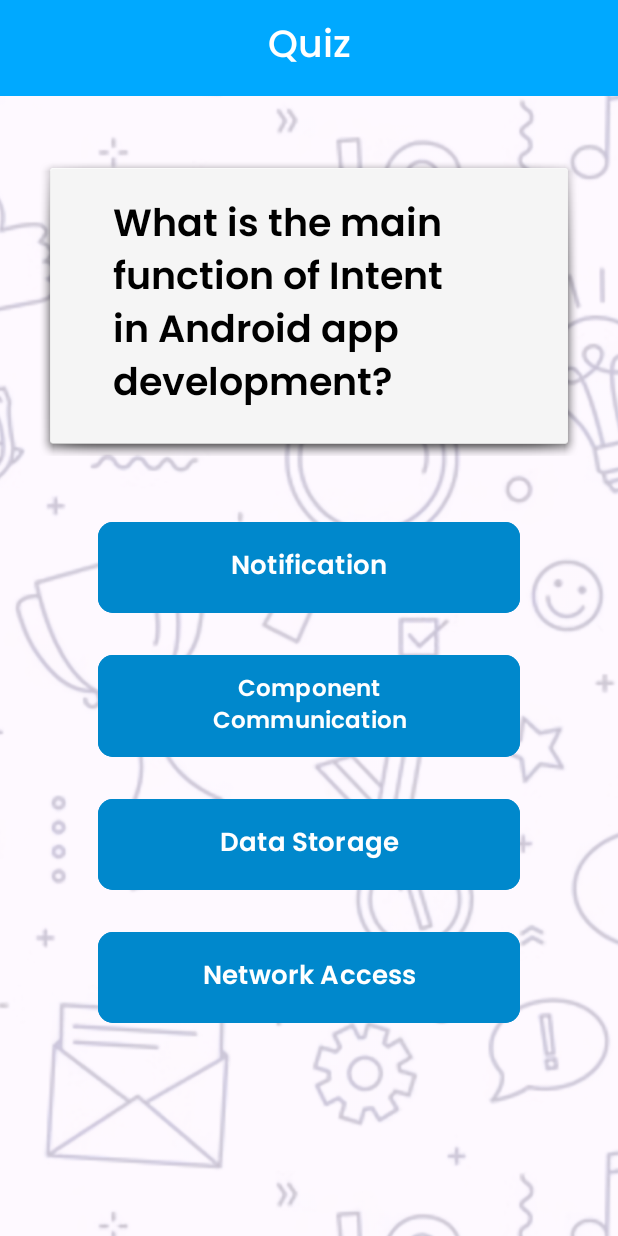
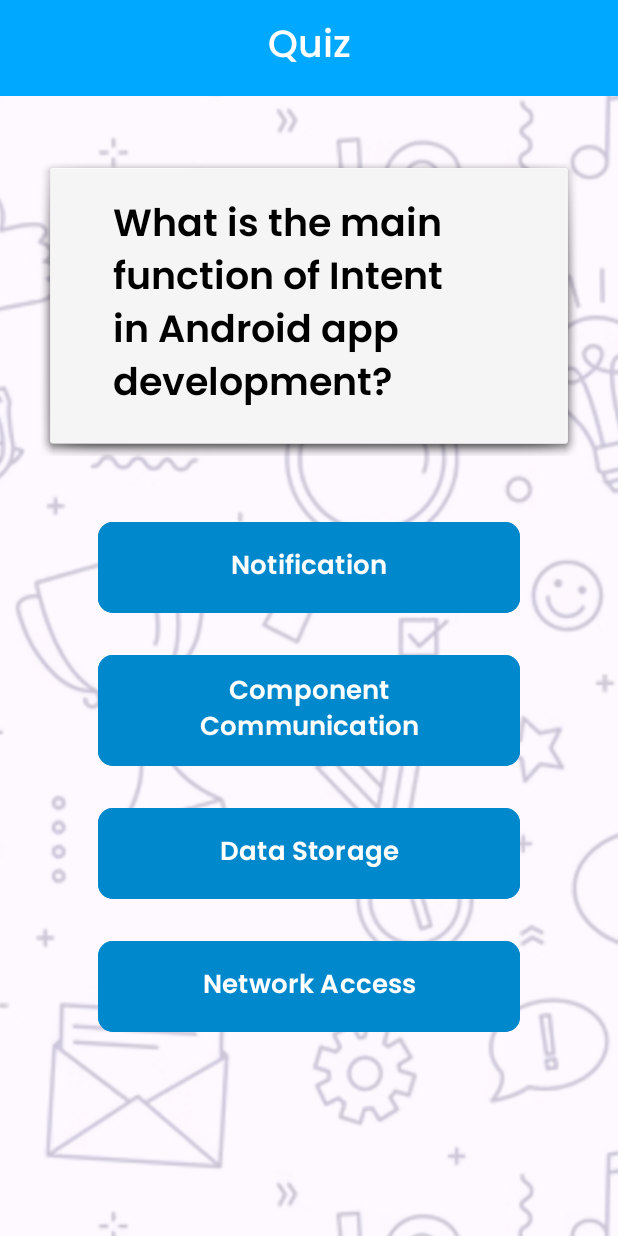
Before and after one commit to RioOctaviannusLoka/UTS_PM5_Rio-Octaviannus-Loka, an Android app: the QuizActivity screen opened directly, with no data from a screen before it, on a phone screen of 412 x 824 dp. Run offline under Robolectric (Android 15) with nearby library versions, the phone set to English and light mode, and no system bars.

Commit message:
style: change option2 text size

```diff
--- a/app/src/main/res/layout/activity_quiz.xml
+++ b/app/src/main/res/layout/activity_quiz.xml
@@ -85,7 +85,7 @@
         android:id="@+id/button_option2"
         android:layout_width="0dp"
         android:layout_height="wrap_content"
-        style="@style/primaryButton.answers2"
+        style="@style/primaryButton.answers"
         android:text="@string/text_first_question_answer2"
         android:paddingStart="50dp"
         android:paddingEnd="50dp"
--- a/app/src/main/res/values/themes.xml
+++ b/app/src/main/res/values/themes.xml
@@ -64,11 +64,6 @@
         <item name="android:textSize">17sp</item>
     </style>
 
-    <style name="primaryButton.answers2">
-        <item name="cornerRadius">10dp</item>
-        <item name="android:textSize">15sp</item>
-    </style>
-
     <style name="primaryButton.correctAnswers">
         <item name="cornerRadius">10dp</item>
         <item name="android:textSize">17sp</item>
```
